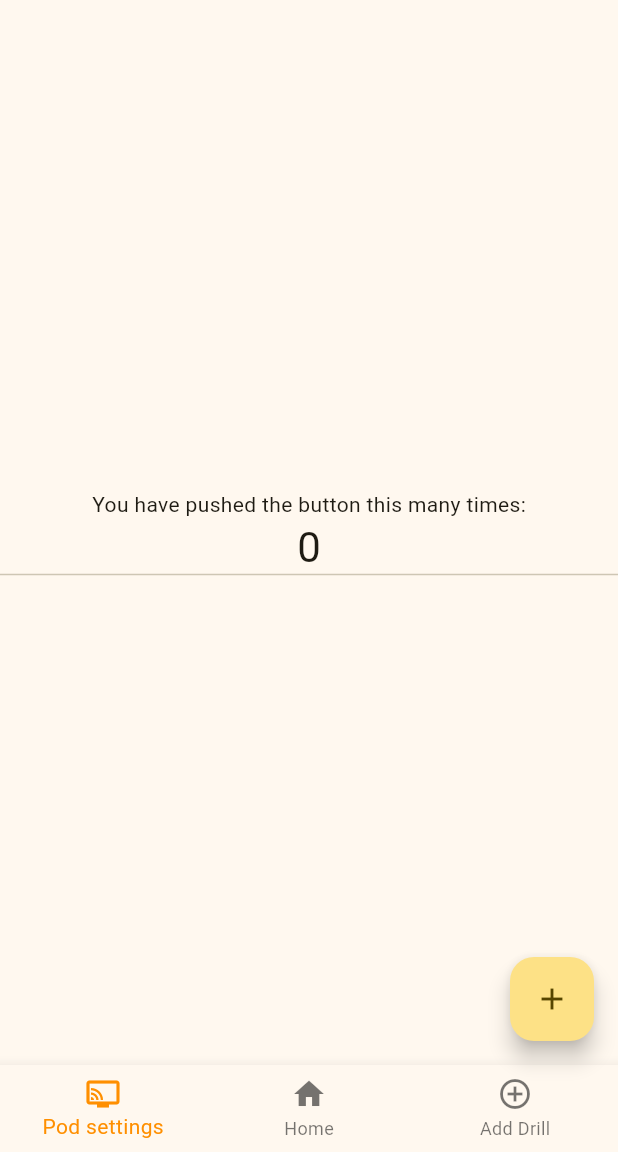
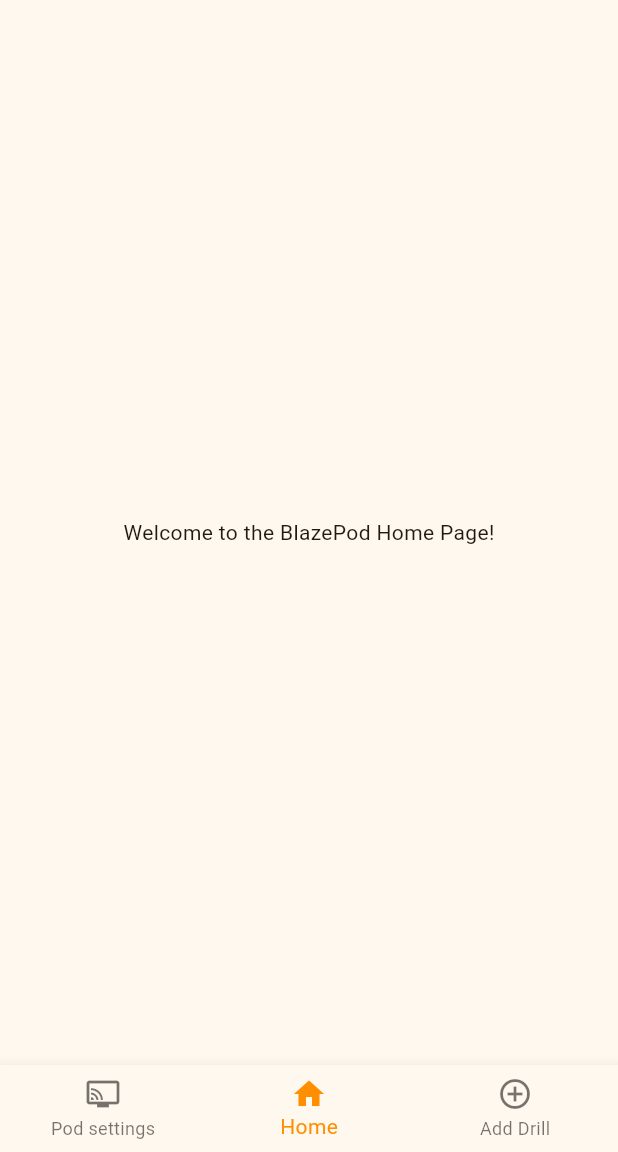
Before and after one commit to Jumaruba/BlazePodCopy, a Flutter app: the screen it shows after launch, on a phone screen of 412 x 824 dp, the part 84-1236 px from its top. Run offline on Flutter 3.47's test engine with Material 3 defaults, Android fonts, the phone set to English and light mode, and no system bars.

Commit message:
page switching and bottom nav bar

```diff
--- /dev/null
+++ b/application/lib/bottom_nav_bar.dart
@@ -0,0 +1,59 @@
+import 'package:flutter/material.dart';
+import 'pod_settings_page.dart';
+import 'add_drill_page.dart';
+import 'main.dart';
+
+class BottomNavBar extends StatelessWidget {
+  final int selectedIndex;
+
+  const BottomNavBar({super.key, required this.selectedIndex});
+
+  void _onItemTapped(BuildContext context, int index) {
+    if(selectedIndex == index) {
+      return;
+    }
+    switch (index) {
+      case 0:
+        Navigator.pushReplacement(
+          context,
+          MaterialPageRoute(builder: (context) => const PodSettingsPage()),
+        );
+        break;
+      case 1:
+        Navigator.pushReplacement(
+          context,
+          MaterialPageRoute(builder: (context) => const MyHomePage(title: 'BlazePod Copy',)),
+        );
+        break;
+      case 2:
+        Navigator.pushReplacement(
+          context,
+          MaterialPageRoute(builder: (context) => const AddDrillPage()),
+        );
+        break;
+    }
+  }
+
+  @override
+  Widget build(BuildContext context) {
+    return BottomNavigationBar(
+      items: const <BottomNavigationBarItem>[
+        BottomNavigationBarItem(
+          icon: Icon(Icons.connected_tv),
+          label: 'Pod settings',
+        ),
+        BottomNavigationBarItem(
+          icon: Icon(Icons.home),
+          label: 'Home',
+        ),
+        BottomNavigationBarItem(
+          icon: Icon(Icons.add_circle_outline),
+          label: 'Add Drill',
+        ),
+      ],
+      currentIndex: selectedIndex,
+      selectedItemColor: Colors.amber[800],
+      onTap: (index) => _onItemTapped(context, index),
+    );
+  }
+}
--- a/application/lib/main.dart
+++ b/application/lib/main.dart
@@ -1,4 +1,5 @@
 import 'package:flutter/material.dart';
+import 'bottom_nav_bar.dart';
 
 void main() {
   runApp(const MyApp());
@@ -7,27 +8,11 @@ void main() {
 class MyApp extends StatelessWidget {
   const MyApp({super.key});
 
-  // This widget is the root of your application.
   @override
   Widget build(BuildContext context) {
     return MaterialApp(
       title: 'Flutter Demo',
       theme: ThemeData(
-        // This is the theme of your application.
-        //
-        // TRY THIS: Try running your application with "flutter run". You'll see
-        // the application has a purple toolbar. Then, without quitting the app,
-        // try changing the seedColor in the colorScheme below to Colors.green
-        // and then invoke "hot reload" (save your changes or press the "hot
-        // reload" button in a Flutter-supported IDE, or press "r" if you used
-        // the command line to start the app).
-        //
-        // Notice that the counter didn't reset back to zero; the application
-        // state is not lost during the reload. To reset the state, use hot
-        // restart instead.
-        //
-        // This works for code too, not just values: Most code changes can be
-        // tested with just a hot reload.
         colorScheme: ColorScheme.fromSeed(seedColor: Colors.amberAccent),
         useMaterial3: true,
       ),
@@ -39,15 +24,6 @@ class MyApp extends StatelessWidget {
 class MyHomePage extends StatefulWidget {
   const MyHomePage({super.key, required this.title});
 
-  // This widget is the home page of your application. It is stateful, meaning
-  // that it has a State object (defined below) that contains fields that affect
-  // how it looks.
-
-  // This class is the configuration for the state. It holds the values (in this
-  // case the title) provided by the parent (in this case the App widget) and
-  // used by the build method of the State. Fields in a Widget subclass are
-  // always marked "final".
-
   final String title;
 
   @override
@@ -55,102 +31,17 @@ class MyHomePage extends StatefulWidget {
 }
 
 class _MyHomePageState extends State<MyHomePage> {
-  int _counter = 0;
-  int _selectedIndex = 0;
-
-  void _incrementCounter() {
-    setState(() {
-      // This call to setState tells the Flutter framework that something has
-      // changed in this State, which causes it to rerun the build method below
-      // so that the display can reflect the updated values. If we changed
-      // _counter without calling setState(), then the build method would not be
-      // called again, and so nothing would appear to happen.
-      _counter++;
-    });
-  }
-
-  void _onItemTapped(int index) {
-    setState(() {
-      _selectedIndex = index;
-    });
-  }
-
   @override
   Widget build(BuildContext context) {
-    // This method is rerun every time setState is called, for instance as done
-    // by the _incrementCounter method above.
-    //
-    // The Flutter framework has been optimized to make rerunning build methods
-    // fast, so that you can just rebuild anything that needs updating rather
-    // than having to individually change instances of widgets.
     return Scaffold(
       appBar: AppBar(
-        // TRY THIS: Try changing the color here to a specific color (to
-        // Colors.amber, perhaps?) and trigger a hot reload to see the AppBar
-        // change color while the other colors stay the same.
         backgroundColor: Theme.of(context).colorScheme.inversePrimary,
-        // Here we take the value from the MyHomePage object that was created by
-        // the App.build method, and use it to set our appbar title.
         title: Text(widget.title),
       ),
-      body: Center(
-        // Center is a layout widget. It takes a single child and positions it
-        // in the middle of the parent.
-        child: Column(
-          // Column is also a layout widget. It takes a list of children and
-          // arranges them vertically. By default, it sizes itself to fit its
-          // children horizontally, and tries to be as tall as its parent.
-          //
-          // Column has various properties to control how it sizes itself and
-          // how it positions its children. Here we use mainAxisAlignment to
-          // center the children vertically; the main axis here is the vertical
-          // axis because Columns are vertical (the cross axis would be
-          // horizontal).
-          //
-          // TRY THIS: Invoke "debug painting" (choose the "Toggle Debug Paint"
-          // action in the IDE, or press "p" in the console), to see the
-          // wireframe for each widget.
-          mainAxisAlignment: MainAxisAlignment.center,
-          children: <Widget>[
-            const Text(
-              'You have pushed the button this many times:',
-            ),
-            Text(
-              '$_counter',
-              style: Theme.of(context).textTheme.headlineMedium,
-            ),
-            const Divider( // The separator
-              height: 1, // height of the line
-              thickness: 1, // thickness of the divider
-            ),
-          ],
-        ),
+      body: const Center(
+        child: Text('Welcome to the BlazePod Home Page!'),
       ),
-      floatingActionButton: FloatingActionButton(
-        onPressed: _incrementCounter,
-        tooltip: 'Increment',
-        child: const Icon(Icons.add),
-      ), // This trailing comma makes auto-formatting nicer for build methods.
-      bottomNavigationBar: BottomNavigationBar(
-
-        items: const <BottomNavigationBarItem>[
-          BottomNavigationBarItem(
-            icon: Icon(Icons.connected_tv),
-            label: 'Pod settings',
-          ),
-          BottomNavigationBarItem(
-            icon: Icon(Icons.home),
-            label: 'Home',
-          ),
-          BottomNavigationBarItem(
-            icon: Icon(Icons.add_circle_outline),
-            label: 'Add Drill',
-          ),
-        ],
-        currentIndex: _selectedIndex,
-        selectedItemColor: Colors.amber[800],
-        onTap: _onItemTapped,
-      ),
+      bottomNavigationBar: const BottomNavBar(selectedIndex: 1), // Home selected
     );
   }
 }
```
Also changed, not shown: application/lib/add_drill_page.dart (added, +26 -0 lines), application/lib/pod_settings_page.dart (added, +31 -0 lines).
